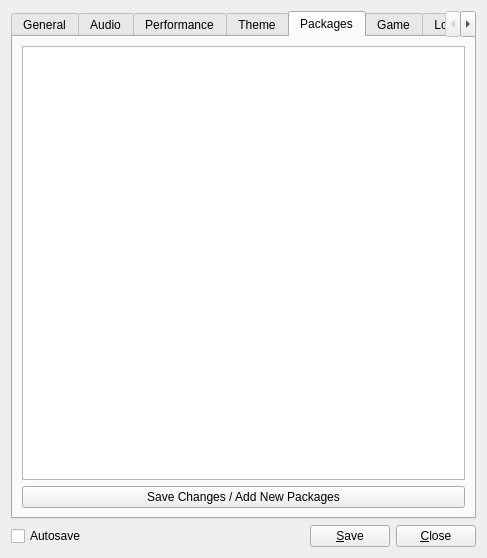
First picture: the form in res/ui/config_panel.ui, repository lambdcalculus/AO2-Client, before the edit.
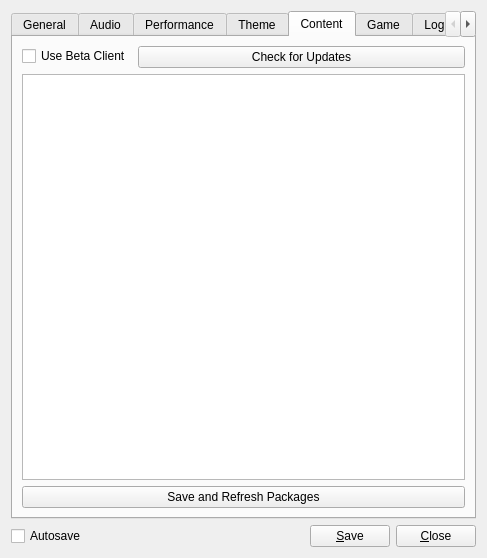
Second picture: the form after the edit.

```diff
--- a/res/ui/config_panel.ui
+++ b/res/ui/config_panel.ui
@@ -1088,9 +1088,27 @@
      </widget>
      <widget class="QWidget" name="tab_7">
       <attribute name="title">
-       <string>Packages</string>
+       <string>Content</string>
       </attribute>
       <layout class="QVBoxLayout" name="verticalLayout_10">
+       <item>
+        <layout class="QFormLayout" name="formLayout_12">
+         <item row="0" column="0">
+          <widget class="QCheckBox" name="useBetaUpdates">
+           <property name="text">
+            <string>Use Beta Client</string>
+           </property>
+          </widget>
+         </item>
+         <item row="0" column="1">
+          <widget class="QPushButton" name="checkUpdatesButton">
+           <property name="text">
+            <string>Check for Updates</string>
+           </property>
+          </widget>
+         </item>
+        </layout>
+       </item>
        <item>
         <widget class="QListWidget" name="packages_list">
          <property name="layoutDirection">
@@ -1101,7 +1119,7 @@
        <item>
         <widget class="QPushButton" name="load_new_packages">
          <property name="text">
-          <string>Save Changes / Add New Packages</string>
+          <string>Save and Refresh Packages</string>
          </property>
         </widget>
        </item>
```
